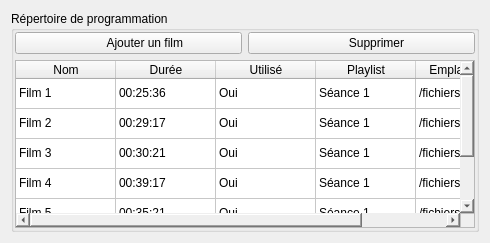
Qt form src/binwidget.ui (cinemaouvert/OPP) before a commit.
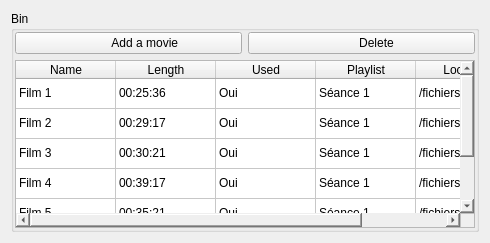
The same form after that commit. Icons and pictures are not drawn.

The edit to the form file:
```diff
--- a/src/binwidget.ui
+++ b/src/binwidget.ui
@@ -20,7 +20,7 @@
       <string notr="true">border-color: rgb(0, 0, 0);</string>
      </property>
      <property name="title">
-      <string>Répertoire de programmation</string>
+      <string>Bin</string>
      </property>
      <layout class="QVBoxLayout" name="verticalLayout_2">
       <property name="margin">
@@ -31,7 +31,7 @@
         <item>
          <widget class="QPushButton" name="pushButton_add">
           <property name="text">
-           <string>          Ajouter un film</string>
+           <string>          Add a movie</string>
           </property>
           <property name="icon">
            <iconset>
@@ -42,7 +42,7 @@
         <item>
          <widget class="QPushButton" name="pushButton_delete">
           <property name="text">
-           <string>         Supprimer</string>
+           <string>         Delete</string>
           </property>
           <property name="icon">
            <iconset>
@@ -104,17 +104,17 @@
         </row>
         <column>
          <property name="text">
-          <string>Nom</string>
+          <string>Name</string>
          </property>
         </column>
         <column>
          <property name="text">
-          <string>Durée</string>
+          <string>Length</string>
          </property>
         </column>
         <column>
          <property name="text">
-          <string>Utilisé</string>
+          <string>Used</string>
          </property>
         </column>
         <column>
@@ -124,7 +124,7 @@
         </column>
         <column>
          <property name="text">
-          <string>Emplacement</string>
+          <string>Location</string>
          </property>
         </column>
         <item row="0" column="0">
```
Left out of the diff: 5 changed lines with no effect on the pictures.
